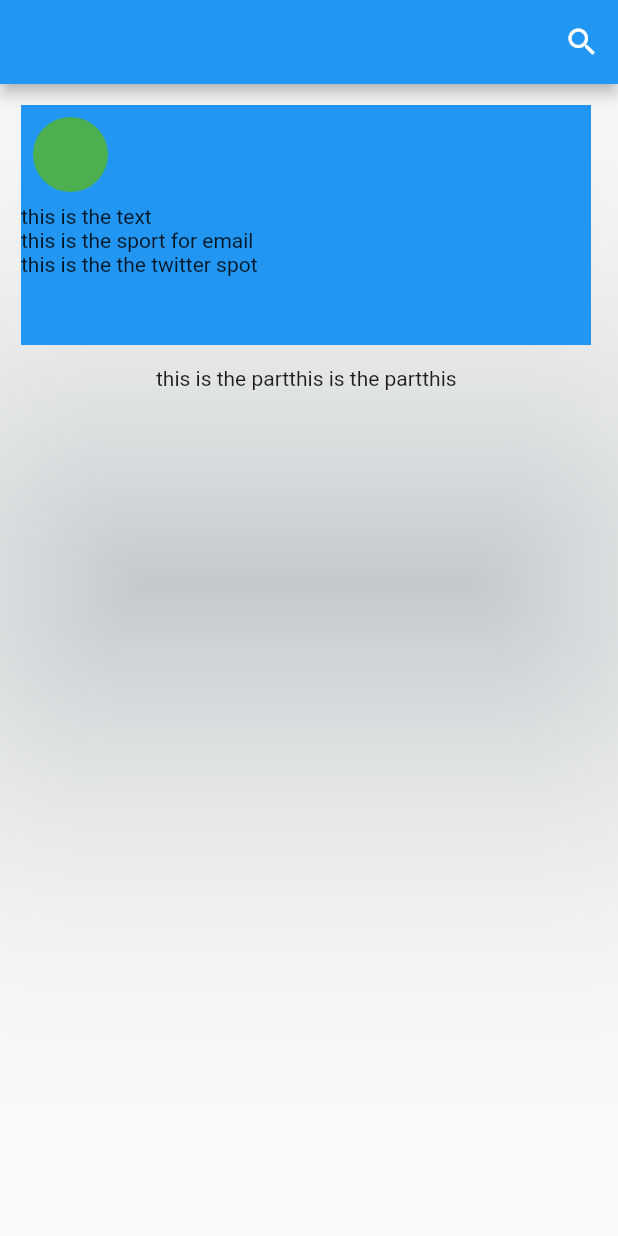
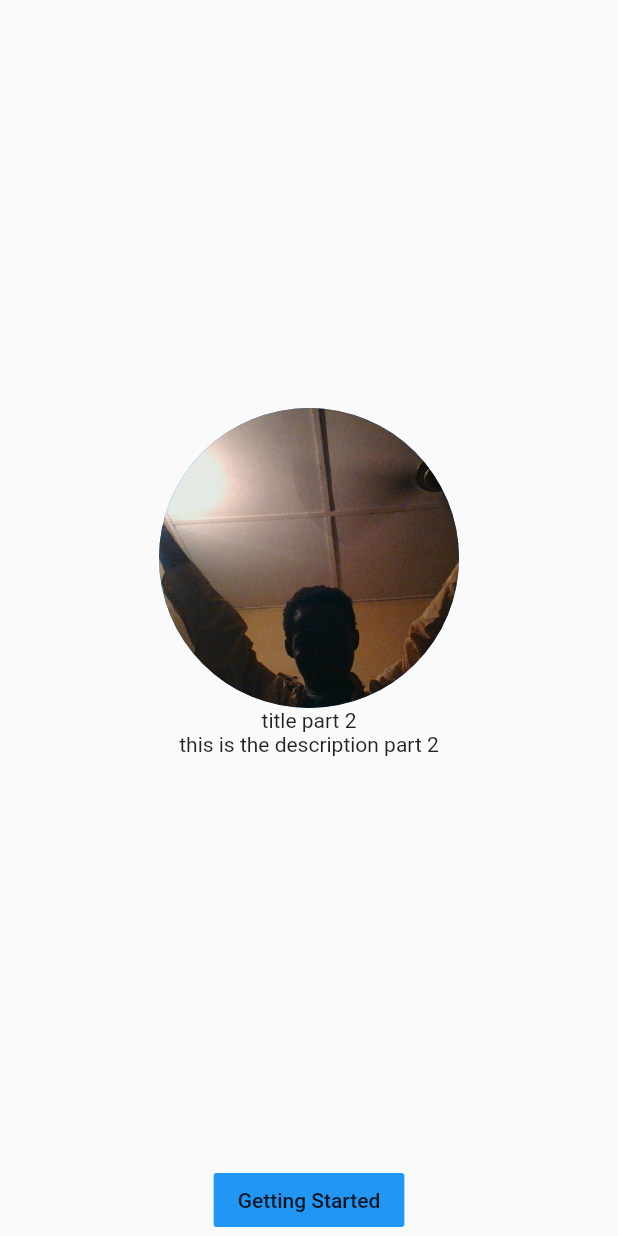
Before and after one commit to jhaym3s/playGround, a Flutter app: the screen it shows after launch, on a phone screen of 412 x 824 dp. Run offline on Flutter 3.47's test engine with Material 2 defaults, Android fonts, the phone set to English and light mode, and no system bars.

```diff
--- a/lib/main.dart
+++ b/lib/main.dart
@@ -1,6 +1,9 @@
 import 'package:flutter/cupertino.dart';
 import 'package:flutter/material.dart';
-import 'package:playground/users.dart';
+import 'package:flutter/widgets.dart';
+import 'package:playground/slideItem.dart';
+import 'package:playground/slide.dart';
+import 'dart:async';
 
 void main() {
   runApp(MyApp());
@@ -23,114 +26,65 @@ class Home extends StatefulWidget {
 }
 
 class _HomeState extends State<Home> {
+  int currentPage = 0 ;
+  final PageController controlsPage = PageController(
+    initialPage: 0,
+  );
   @override
-  Widget build(BuildContext context) {
-    return Scaffold(
-        appBar: AppBar(
-          actions: [
-            IconButton(
-              icon: Icon(Icons.search),
-              onPressed: () {
-                showSearch(context: context, delegate: SearchData());
-              },
-            )
-          ],
-        ),
-        body: Column(
-          children: [
-            Padding(
-              padding: const EdgeInsets.all(10.0),
-              child: Card(
-                shadowColor: Colors.blueGrey,
-                elevation: 120,
-                child: Container(
-                    width: 380,
-                    height: 160,
-                    color: Colors.blue,
-                    child: Column(
-                      //mainAxisAlignment: MainAxisAlignment.start,
-                      crossAxisAlignment: CrossAxisAlignment.start,
-                      children: [
-                        Padding(
-                          padding: const EdgeInsets.all(8.0),
-                          child: CircleAvatar(
-                            backgroundColor: Colors.green,
-                            radius: 25,
-                          ),
-                        ),
-                        Text("this is the text"),
-                        Text("this is the sport for email"),
-                        Text("this is the the twitter spot")
-                      ],
-                    )),
-              ),
-            ),
-            Container(
-              height: 200,
-              width: 200,
-              child: ListView(
-                scrollDirection: Axis.horizontal,
-                children: [
-                  Container(child: Text("this is the part")),
-                  Container(child: Text("this is the part")),
-                  Container(child: Text("this is the part")),
-                  Container(child: Text("this is the part")),
-                ],
-              ),
-            )
-          ],
-        ));
-  }
-}
+  void initState() {
+    super.initState();
+    Timer.periodic(Duration(seconds: 6), (Timer timer) {
+      if(currentPage < 2){
+        currentPage = currentPage+1;
+      }else {currentPage = 0 ;}
+     controlsPage.animateToPage(currentPage, duration: Duration(milliseconds: 300), curve: Curves.easeIn);
+      //note that the duration here is the animation duration so it is not same as the one used in the timer
+      //and the curve property is for the animation effect
+    });
 
-class SearchData extends SearchDelegate<Users> {
-  List<Users> listOfUsers = [
-    Users("Jhaymes", "Mobile developer"),
-    Users("Jhaymes", "BackEnd developer"),
-    Users("Jhaymes", "FrontEnd developer"),
-    Users("Jhaymes", "FullStalk developer"),
-    Users("Jhaymes", " Designer"),
-    Users("Jhaymes", "Git professional"),
-    Users("Jhaymes", "Something else"),
-  ];
-  @override
-  List<Widget> buildActions(BuildContext context) {
-    return [
-      IconButton(
-          icon: Icon(Icons.clear),
-          onPressed: () {
-            query = "";
-          })
-    ];
   }
 
   @override
-  Widget buildLeading(BuildContext context) {
-    return IconButton(
-        icon: Icon(Icons.arrow_back),
-        onPressed: () {
-          close(context, null);
+  void dispose() {
+    super.dispose();
+    controlsPage.dispose();
+  }
+     _onChanged(int index){
+    setState(() {
+      currentPage = index;
     });
   }
 
   @override
-  Widget buildResults(BuildContext context) {
-    return GridView(gridDelegate: null);
-  }
-
-  @override
-  Widget buildSuggestions(BuildContext context) {
-    final suggestion = listOfUsers;
-    return ListView.builder(
-      itemBuilder: (context, index) {
-        return ListTile(
-          leading: Icon(Icons.computer),
-          title: Text(suggestion[index].name),
-          onTap: () {},
-          subtitle: Text(suggestion[index].title),
-        );
+  Widget build(BuildContext context) {
+    return Scaffold(
+      body: Center(
+        child: Container(
+          child: Column(
+            children: [
+              Expanded(
+                child:PageView.builder(itemBuilder: (context, index) {
+                  return SlideItem(index);
                 },
-      itemCount: suggestion.length,
+                  scrollDirection: Axis.horizontal,
+                 controller: controlsPage,
+                  onPageChanged: _onChanged,
+                itemCount: slideList.length,
+                ),
+              ),
+              Column(
+                children: [
+                  FlatButton(
+                    onPressed: () {},
+                    child: Text("Getting Started"),
+                    color: Colors.blue,
+                  ),
+                ],
+              )
+            ],
+          ),
+        ),
+      ),
     );
   }
 }
--- /dev/null
+++ b/lib/slide.dart
@@ -0,0 +1,12 @@
+class Slide{
+ String image;
+ String title;
+ String description;
+ Slide(this.image,this.title,this.description);
+}
+
+final slideList = [
+  Slide("lib/picture/WIN_20200901_21_16_53_Pro.jpg", "title part 1", "this is the description part1"),
+  Slide("lib/picture/WIN_20200901_21_16_53_Pro.jpg", "title part 2", "this is the description part 2"),
+  Slide("lib/picture/WIN_20200901_21_16_53_Pro.jpg", "title part 3", "this is the description part 3 "),
+];
--- /dev/null
+++ b/lib/slideItem.dart
@@ -0,0 +1,24 @@
+import 'package:flutter/material.dart';
+import 'package:playground/slide.dart';
+
+class SlideItem extends StatelessWidget {
+  final int index;
+  SlideItem(this.index);
+  @override
+  Widget build(BuildContext context) {
+    return Column(
+      mainAxisAlignment: MainAxisAlignment.center,
+      crossAxisAlignment: CrossAxisAlignment.center,
+      children: [
+        SafeArea(
+          child: CircleAvatar(
+            backgroundImage: AssetImage(slideList[index].image),
+            radius: 100,
+          ),
+        ),
+        Text(slideList[index].title),
+        Text(slideList[index].description),
+      ],
+    );
+  }
+}
--- a/lib/users.dart
+++ /dev/null
@@ -1,6 +0,0 @@
-class Users{
-  String name;
-  String title;
-  String rating;
-  Users(this.name,this.title,);
-}
--- a/pubspec.yaml
+++ b/pubspec.yaml
@@ -45,8 +45,8 @@ flutter:
   uses-material-design: true
 
   # To add assets to your application, add an assets section, like this:
-  # assets:
-  #   - images/a_dot_burr.jpeg
+  assets:
+    - lib/picture/WIN_20200901_21_16_53_Pro.jpg
   #   - images/a_dot_ham.jpeg
 
   # An image asset can refer to one or more resolution-specific "variants", see
```
Also changed, not shown: lib/picture/WIN_20200901_21_16_53_Pro.jpg (added). Lines whose indentation alone changed are shown as unchanged.
